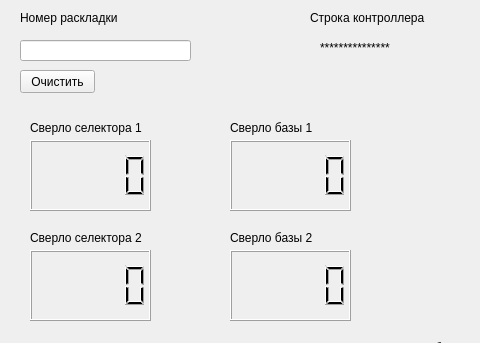
EugeneBelovOnlyOffice/PyDrillsOld, file interface.ui: the form before one commit; both pictures show x 0 to 480 and y 0 to 343 of the 640 by 480 pixel window.
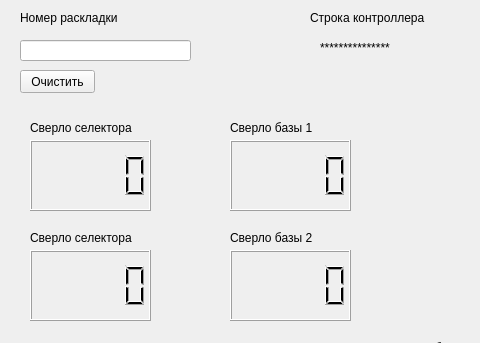
The form after the commit.

```diff
--- a/interface.ui
+++ b/interface.ui
@@ -149,7 +149,7 @@
      </rect>
     </property>
     <property name="text">
-     <string>Сверло селектора 1</string>
+     <string>Сверло селектора</string>
     </property>
    </widget>
    <widget class="QLabel" name="label_5">
@@ -191,7 +191,7 @@
      </rect>
     </property>
     <property name="text">
-     <string>Сверло селектора 2</string>
+     <string>Сверло селектора</string>
     </property>
    </widget>
    <widget class="QLabel" name="label_7">
```
